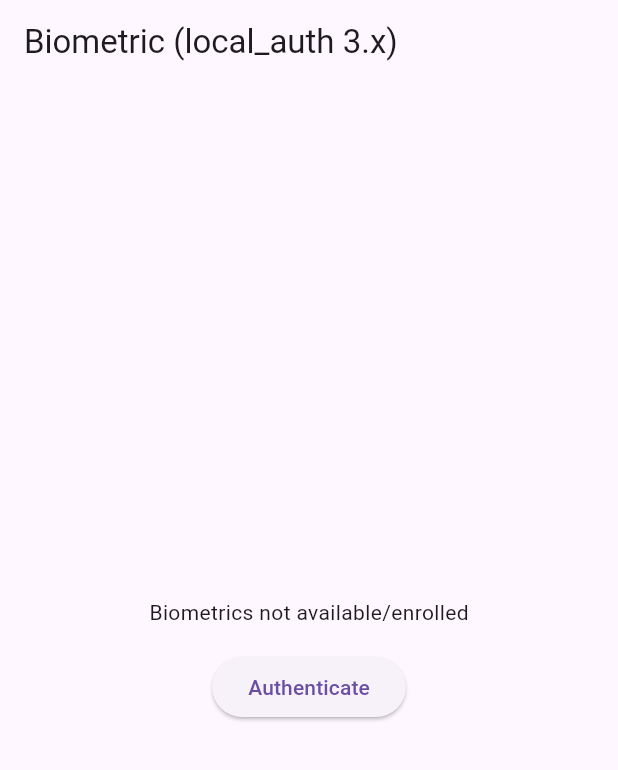
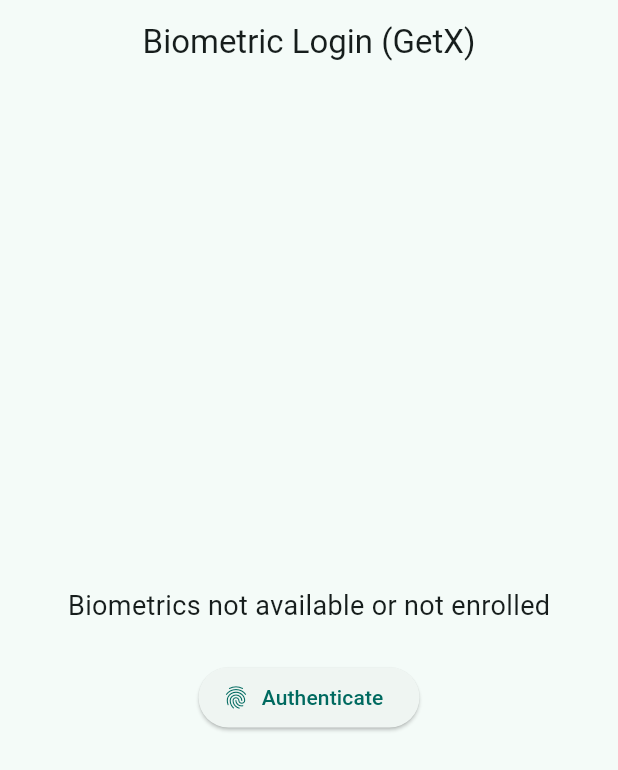
Before and after one commit to AbirHasanShuvo/biometric_authentication, a Flutter app: the screen it shows after launch, after a tap on "Authenticate", on a phone screen of 412 x 824 dp. Shown: the top 770 px of the screen. Run offline on Flutter 3.47's test engine with Material 3 defaults, Android fonts, the phone set to English and light mode, and no system bars; our stand-ins replace get, local_auth, shared_preferences.

Commit message:
implemented using getx

```diff
--- /dev/null
+++ b/lib/biometric/biometric_controller.dart
@@ -0,0 +1,39 @@
+import 'package:get/get.dart';
+import 'package:local_auth/local_auth.dart';
+
+class BiometricController extends GetxController {
+  final LocalAuthentication auth = LocalAuthentication();
+
+  RxString status = 'Not authenticated'.obs;
+  RxBool isAuthenticating = false.obs;
+
+  Future<void> authenticateUser() async {
+    try {
+      isAuthenticating.value = true;
+
+      final bool deviceSupported = await auth.isDeviceSupported();
+      final bool canCheckBiometrics = await auth.canCheckBiometrics;
+
+      if (!deviceSupported || !canCheckBiometrics) {
+        status.value = 'Biometrics not available or not enrolled';
+        isAuthenticating.value = false;
+        return;
+      }
+
+      final bool didAuthenticate = await auth.authenticate(
+        localizedReason: 'Please authenticate to continue',
+        biometricOnly: true,
+        sensitiveTransaction: false,
+        persistAcrossBackgrounding: true,
+      );
+
+      status.value = didAuthenticate
+          ? '✅ Authenticated successfully!'
+          : '❌ Authentication failed';
+    } catch (e) {
+      status.value = 'Error: $e';
+    } finally {
+      isAuthenticating.value = false;
+    }
+  }
+}
--- /dev/null
+++ b/lib/biometric/biometric_screen.dart
@@ -0,0 +1,42 @@
+import 'package:fingerprint_login/biometric/biometric_controller.dart';
+import 'package:flutter/material.dart';
+import 'package:get/get.dart';
+
+class BiometricScreen extends StatelessWidget {
+  const BiometricScreen({super.key});
+
+  @override
+  Widget build(BuildContext context) {
+    final controller = Get.put(BiometricController());
+
+    return Scaffold(
+      appBar: AppBar(
+        title: const Text('Biometric Login (GetX)'),
+        centerTitle: true,
+      ),
+      body: Center(
+        child: Obx(() {
+          return Column(
+            mainAxisSize: MainAxisSize.min,
+            children: [
+              Text(
+                controller.status.value,
+                style: const TextStyle(fontSize: 18),
+              ),
+              const SizedBox(height: 24),
+              ElevatedButton.icon(
+                icon: const Icon(Icons.fingerprint),
+                label: controller.isAuthenticating.value
+                    ? const Text('Authenticating...')
+                    : const Text('Authenticate'),
+                onPressed: controller.isAuthenticating.value
+                    ? null
+                    : controller.authenticateUser,
+              ),
+            ],
+          );
+        }),
+      ),
+    );
+  }
+}
--- a/lib/main.dart
+++ b/lib/main.dart
@@ -1,73 +1,182 @@
+// import 'package:flutter/material.dart';
+// import 'package:local_auth/local_auth.dart';
+
+// void main() => runApp(const MyApp());
+
+// class MyApp extends StatelessWidget {
+//   const MyApp({super.key});
+//   @override
+//   Widget build(BuildContext context) {
+//     return MaterialApp(home: const BiometricScreen());
+//   }
+// }
+
+// class BiometricScreen extends StatefulWidget {
+//   const BiometricScreen({super.key});
+//   @override
+//   State<BiometricScreen> createState() => _BiometricScreenState();
+// }
+
+// class _BiometricScreenState extends State<BiometricScreen> {
+//   final LocalAuthentication auth = LocalAuthentication();
+//   String _status = 'Not authenticated';
+
+//   Future<void> _authenticate() async {
+//     try {
+//       final bool deviceSupported = await auth.isDeviceSupported();
+//       final bool canCheckBiometrics = await auth.canCheckBiometrics;
+
+//       if (!deviceSupported || !canCheckBiometrics) {
+//         setState(() => _status = 'Biometrics not available/enrolled');
+//         return;
+//       }
+
+//       // NOTE: no AuthenticationOptions object — pass options as named params:
+//       final bool didAuthenticate = await auth.authenticate(
+//         localizedReason: 'Please authenticate to continue',
+//         biometricOnly: true, // restrict to biometrics (no PIN/passcode)
+//         sensitiveTransaction: false, // optional: mark as sensitive transaction
+//         persistAcrossBackgrounding:
+//             true, // survives brief backgrounding (old stickyAuth)
+//       );
+
+//       setState(
+//         () => _status = didAuthenticate
+//             ? '✅ Authenticated'
+//             : '❌ Not authenticated',
+//       );
+//     } on Exception catch (e) {
+//       // Prefer handling LocalAuthException in real apps for structured error codes
+//       setState(() => _status = 'Error: $e');
+//     }
+//   }
+
+//   @override
+//   Widget build(BuildContext context) {
+//     return Scaffold(
+//       appBar: AppBar(title: const Text('Biometric (local_auth 3.x)')),
+//       body: Center(
+//         child: Column(
+//           mainAxisSize: MainAxisSize.min,
+//           children: [
+//             Text(_status),
+//             const SizedBox(height: 16),
+//             ElevatedButton(
+//               onPressed: _authenticate,
+//               child: const Text('Authenticate'),
+//             ),
+//           ],
+//         ),
+//       ),
+//     );
+//   }
+// }
+
+//updated
+
+// import 'dart:io';
+// import 'package:flutter/material.dart';
+// import 'package:local_auth/local_auth.dart';
+// import 'package:app_settings/app_settings.dart';
+
+// void main() => runApp(const MyApp());
+
+// class MyApp extends StatelessWidget {
+//   const MyApp({super.key});
+//   @override
+//   Widget build(BuildContext context) {
+//     return const MaterialApp(
+//       debugShowCheckedModeBanner: false,
+//       home: BiometricScreen(),
+//     );
+//   }
+// }
+
+// class BiometricScreen extends StatefulWidget {
+//   const BiometricScreen({super.key});
+//   @override
+//   State<BiometricScreen> createState() => _BiometricScreenState();
+// }
+
+// class _BiometricScreenState extends State<BiometricScreen> {
+//   final LocalAuthentication auth = LocalAuthentication();
+//   String _status = "Not Authenticated";
+
+//   Future<void> _authenticate() async {
+//     try {
+//       final bool canCheck = await auth.canCheckBiometrics;
+//       final bool isSupported = await auth.isDeviceSupported();
+//       final available = await auth.getAvailableBiometrics();
+
+//       if (!isSupported || !canCheck || available.isEmpty) {
+//         setState(() => _status = "No biometrics found. Please add one.");
+//         _openBiometricSettings();
+//         return;
+//       }
+
+//       final didAuthenticate = await auth.authenticate(
+//         localizedReason: 'Authenticate with your fingerprint',
+//         biometricOnly: true,
+//         persistAcrossBackgrounding: true,
+//       );
+
+//       setState(() {
+//         _status = didAuthenticate ? "✅ Authenticated Successfully" : "❌ Failed";
+//       });
+//     } catch (e) {
+//       setState(() => _status = "Error: $e");
+//     }
+//   }
+
+//   void _openBiometricSettings() {
+//     if (Platform.isAndroid) {
+//       AppSettings.openAppSettings(type: AppSettingsType.security);
+//     } else if (Platform.isIOS) {
+//       AppSettings.openAppSettings(); // opens Face ID / Touch ID settings
+//     }
+//   }
+
+//   @override
+//   Widget build(BuildContext context) {
+//     return Scaffold(
+//       appBar: AppBar(title: const Text("Biometric Setup/Login")),
+//       body: Center(
+//         child: Column(
+//           mainAxisAlignment: MainAxisAlignment.center,
+//           children: [
+//             Text(_status, style: const TextStyle(fontSize: 18)),
+//             const SizedBox(height: 20),
+//             ElevatedButton(
+//               onPressed: _authenticate,
+//               child: const Text("Authenticate / Add Fingerprint"),
+//             ),
+//           ],
+//         ),
+//       ),
+//     );
+//   }
+// }
+
+//using getx in the first code
+
+import 'package:fingerprint_login/biometric/biometric_screen.dart';
 import 'package:flutter/material.dart';
-import 'package:local_auth/local_auth.dart';
+import 'package:get/get.dart';
 
-void main() => runApp(const MyApp());
+void main() {
+  runApp(const MyApp());
+}
 
 class MyApp extends StatelessWidget {
   const MyApp({super.key});
-  @override
-  Widget build(BuildContext context) {
-    return MaterialApp(home: const BiometricScreen());
-  }
-}
-
-class BiometricScreen extends StatefulWidget {
-  const BiometricScreen({super.key});
-  @override
-  State<BiometricScreen> createState() => _BiometricScreenState();
-}
-
-class _BiometricScreenState extends State<BiometricScreen> {
-  final LocalAuthentication auth = LocalAuthentication();
-  String _status = 'Not authenticated';
-
-  Future<void> _authenticate() async {
-    try {
-      final bool deviceSupported = await auth.isDeviceSupported();
-      final bool canCheckBiometrics = await auth.canCheckBiometrics;
-
-      if (!deviceSupported || !canCheckBiometrics) {
-        setState(() => _status = 'Biometrics not available/enrolled');
-        return;
-      }
-
-      // NOTE: no AuthenticationOptions object — pass options as named params:
-      final bool didAuthenticate = await auth.authenticate(
-        localizedReason: 'Please authenticate to continue',
-        biometricOnly: true, // restrict to biometrics (no PIN/passcode)
-        sensitiveTransaction: false, // optional: mark as sensitive transaction
-        persistAcrossBackgrounding:
-            true, // survives brief backgrounding (old stickyAuth)
-      );
-
-      setState(
-        () => _status = didAuthenticate
-            ? '✅ Authenticated'
-            : '❌ Not authenticated',
-      );
-    } on Exception catch (e) {
-      // Prefer handling LocalAuthException in real apps for structured error codes
-      setState(() => _status = 'Error: $e');
-    }
-  }
 
   @override
   Widget build(BuildContext context) {
-    return Scaffold(
-      appBar: AppBar(title: const Text('Biometric (local_auth 3.x)')),
-      body: Center(
-        child: Column(
-          mainAxisSize: MainAxisSize.min,
-          children: [
-            Text(_status),
-            const SizedBox(height: 16),
-            ElevatedButton(
-              onPressed: _authenticate,
-              child: const Text('Authenticate'),
-            ),
-          ],
-        ),
-      ),
+    return GetMaterialApp(
+      debugShowCheckedModeBanner: false,
+      title: 'Biometric Auth Demo',
+      theme: ThemeData(useMaterial3: true, colorSchemeSeed: Colors.teal),
+      home: const BiometricScreen(),
     );
   }
 }
--- a/pubspec.yaml
+++ b/pubspec.yaml
@@ -38,6 +38,8 @@ dependencies:
   pinput: ^5.0.2
   shared_preferences: ^2.5.3
   get: ^4.7.2
+  device_info_plus: ^12.2.0
+  app_settings: ^6.1.1
 
 
 dev_dependencies:
```
Also changed, not shown: pubspec.lock, 1 other file.
